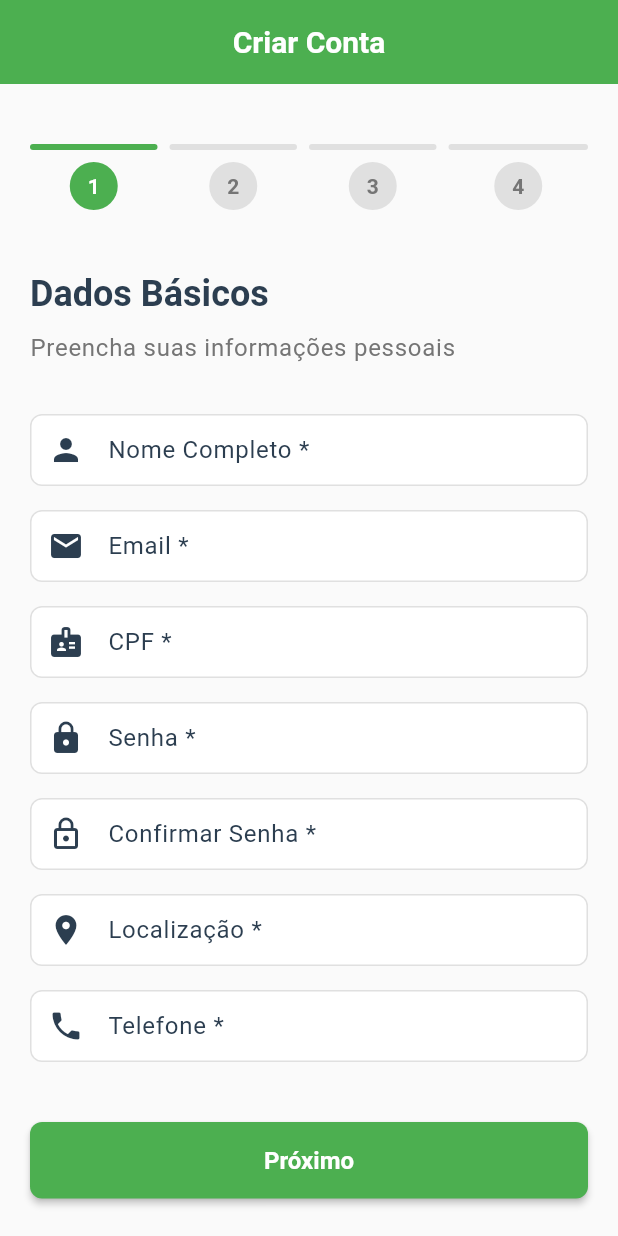
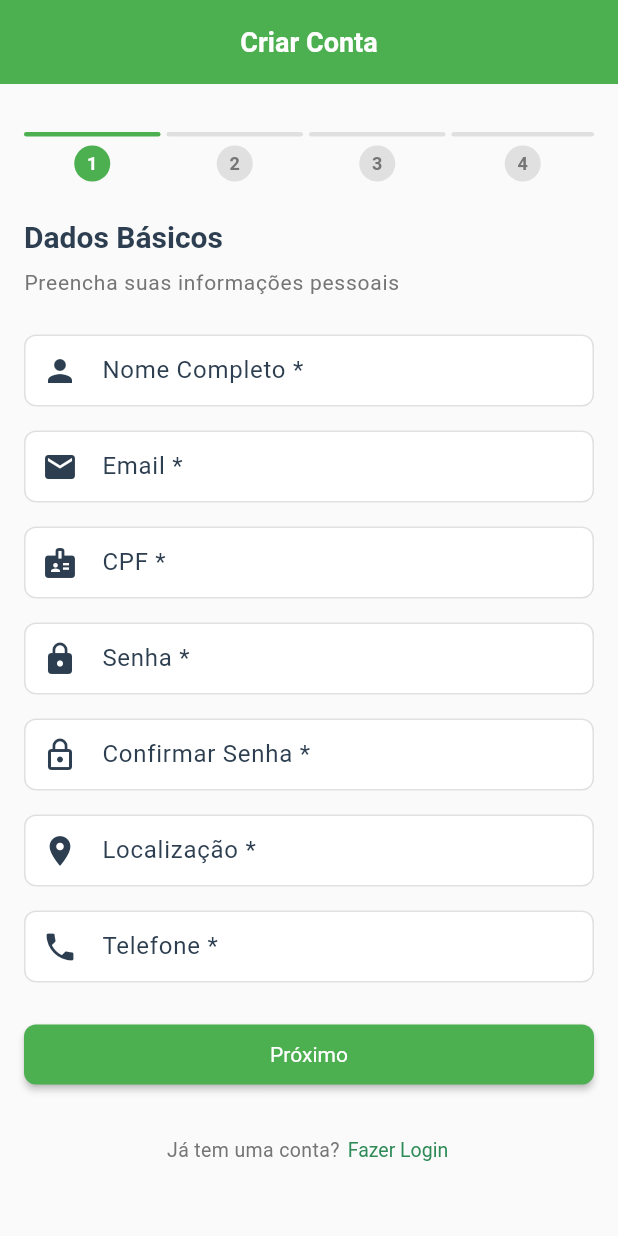
Before and after one commit to PedroVictorxD/petconect, a Flutter app: the screen it shows after launch, after a tap on "Acessar Sistema", after a tap on the "arrow back ios new" icon, after a tap on "Começar Agora", on a phone screen of 412 x 824 dp. Run offline on Flutter 3.47's test engine with Material 3 defaults, Android fonts, the phone set to English and light mode, and no system bars; our stand-ins replace go_router, responsive_framework, shared_preferences; accounts and stored records are empty; network calls fail.

Commit message:
Melhoria da responsividade: adaptações para telas pequenas em todas as páginas do app

```diff
--- a/lib/screens/auth/login_page.dart
+++ b/lib/screens/auth/login_page.dart
@@ -148,6 +148,7 @@ class _LoginPageState extends State<LoginPage>
   @override
   Widget build(BuildContext context) {
     final isDesktop = ResponsiveBreakpoints.of(context).largerThan(TABLET);
+    final isMobile = ResponsiveBreakpoints.of(context).isMobile;
     final screenSize = MediaQuery.of(context).size;
 
     return Scaffold(
@@ -168,13 +169,13 @@ class _LoginPageState extends State<LoginPage>
                 child: Center(
                   child: SingleChildScrollView(
                     padding: EdgeInsets.symmetric(
-                      horizontal: isDesktop ? 40 : 24,
-                      vertical: 20,
+                      horizontal: isMobile ? 16 : (isDesktop ? 40 : 24),
+                      vertical: isMobile ? 16 : 20,
                     ),
                     child: Container(
                       constraints: BoxConstraints(
                         maxWidth: isDesktop ? 500 : double.infinity,
-                        minHeight: screenSize.height * 0.7,
+                        minHeight: isMobile ? screenSize.height * 0.8 : screenSize.height * 0.7,
                       ),
                       child: Column(
                         mainAxisAlignment: MainAxisAlignment.center,
@@ -186,28 +187,28 @@ class _LoginPageState extends State<LoginPage>
                               opacity: _heroFadeAnimation,
                               child: ScaleTransition(
                                 scale: _heroScaleAnimation,
-                                child: _buildAnimatedHeader(context),
+                                child: _buildAnimatedHeader(context, isMobile),
                               ),
                             ),
                           ),
 
-                          SizedBox(height: isDesktop ? 50 : 40),
+                          SizedBox(height: isMobile ? 30 : (isDesktop ? 50 : 40)),
 
                           // Login form
                           SlideTransition(
                             position: _formSlideAnimation,
                             child: FadeTransition(
                               opacity: _formFadeAnimation,
-                              child: _buildCleanLoginForm(context, isDesktop),
+                              child: _buildCleanLoginForm(context, isDesktop, isMobile),
                             ),
                           ),
 
-                          const SizedBox(height: 24),
+                          SizedBox(height: isMobile ? 20 : 24),
 
                           // Navigation links
                           FadeTransition(
                             opacity: _formFadeAnimation,
-                            child: _buildNavigationLinks(context),
+                            child: _buildNavigationLinks(context, isMobile),
                           ),
                         ],
                       ),
@@ -218,9 +219,9 @@ class _LoginPageState extends State<LoginPage>
 
               // Back button
               Positioned(
-                top: MediaQuery.of(context).padding.top + 10,
-                left: 20,
-                child: _buildBackButton(context),
+                top: MediaQuery.of(context).padding.top + (isMobile ? 8 : 10),
+                left: isMobile ? 12 : 20,
+                child: _buildBackButton(context, isMobile),
               ),
             ],
           ),
@@ -270,11 +271,11 @@ class _LoginPageState extends State<LoginPage>
     );
   }
 
-  Widget _buildBackButton(BuildContext context) {
+  Widget _buildBackButton(BuildContext context, bool isMobile) {
     return Container(
       decoration: BoxDecoration(
         color: Colors.white,
-        borderRadius: BorderRadius.circular(12),
+        borderRadius: BorderRadius.circular(isMobile ? 8 : 12),
         border: Border.all(
           color: Colors.grey.withOpacity(0.2),
         ),
@@ -283,13 +284,13 @@ class _LoginPageState extends State<LoginPage>
         color: Colors.transparent,
         child: InkWell(
           onTap: () => context.go(Routes.landing),
-          borderRadius: BorderRadius.circular(12),
+          borderRadius: BorderRadius.circular(isMobile ? 8 : 12),
           child: Padding(
-            padding: const EdgeInsets.all(12),
+            padding: EdgeInsets.all(isMobile ? 8 : 12),
             child: Icon(
               Icons.arrow_back_ios_new,
               color: AppTheme.primaryColor,
-              size: 20,
+              size: isMobile ? 16 : 20,
             ),
           ),
         ),
@@ -297,12 +298,12 @@ class _LoginPageState extends State<LoginPage>
     );
   }
 
-  Widget _buildAnimatedHeader(BuildContext context) {
+  Widget _buildAnimatedHeader(BuildContext context, bool isMobile) {
     return Column(
       children: [
         // Logo simples sem sombras
         Container(
-          padding: const EdgeInsets.all(24),
+          padding: EdgeInsets.all(isMobile ? 16 : 24),
           decoration: BoxDecoration(
             gradient: LinearGradient(
               colors: [
@@ -314,12 +315,12 @@ class _LoginPageState extends State<LoginPage>
           ),
           child: Icon(
             Icons.pets,
-            size: 48,
+            size: isMobile ? 36 : 48,
             color: AppTheme.primaryColor,
           ),
         ),
 
-        const SizedBox(height: 32),
+        SizedBox(height: isMobile ? 20 : 32),
 
         // Title with gradient text
         ShaderMask(
@@ -334,15 +335,19 @@ class _LoginPageState extends State<LoginPage>
             style: Theme.of(context).textTheme.headlineMedium?.copyWith(
               color: Colors.white,
               fontWeight: FontWeight.bold,
+              fontSize: isMobile ? 24 : null,
             ),
           ),
         ),
 
-        const SizedBox(height: 12),
+        SizedBox(height: isMobile ? 8 : 12),
 
         // Welcome text
         Container(
-          padding: const EdgeInsets.symmetric(horizontal: 20, vertical: 10),
+          padding: EdgeInsets.symmetric(
+            horizontal: isMobile ? 16 : 20,
+            vertical: isMobile ? 8 : 10
+          ),
           decoration: BoxDecoration(
             color: Colors.white,
             borderRadius: BorderRadius.circular(25),
@@ -355,17 +360,19 @@ class _LoginPageState extends State<LoginPage>
             style: Theme.of(context).textTheme.titleMedium?.copyWith(
               color: AppTheme.primaryColor,
               fontWeight: FontWeight.w600,
+              fontSize: isMobile ? 14 : null,
             ),
           ),
         ),
 
-        const SizedBox(height: 8),
+        SizedBox(height: isMobile ? 6 : 8),
 
         Text(
           'Entre com suas credenciais para acessar sua conta',
           style: Theme.of(context).textTheme.bodyMedium?.copyWith(
             color: Colors.grey[600],
             height: 1.4,
+            fontSize: isMobile ? 13 : null,
           ),
           textAlign: TextAlign.center,
         ),
@@ -373,7 +380,7 @@ class _LoginPageState extends State<LoginPage>
     );
   }
 
-  Widget _buildCleanLoginForm(BuildContext context, bool isDesktop) {
+  Widget _buildCleanLoginForm(BuildContext context, bool isDesktop, bool isMobile) {
     return Container(
       decoration: BoxDecoration(
         borderRadius: BorderRadius.circular(28),
@@ -384,7 +391,7 @@ class _LoginPageState extends State<LoginPage>
         ),
       ),
       child: Padding(
-        padding: EdgeInsets.all(isDesktop ? 40 : 32),
+        padding: EdgeInsets.all(isMobile ? 16 : (isDesktop ? 40 : 32)),
         child: Form(
           key: _formKey,
           child: Column(
@@ -689,27 +696,29 @@ class _LoginPageState extends State<LoginPage>
     );
   }
 
-  Widget _buildNavigationLinks(BuildContext context) {
+  Widget _buildNavigationLinks(BuildContext context, bool isMobile) {
     return Column(
       children: [
         Row(
           mainAxisAlignment: MainAxisAlignment.center,
           children: [
-            Text(
-              'Não tem uma conta? ',
-              style: TextStyle(
-                color: Colors.grey[600],
-                fontSize: 15,
+            Flexible(
+              child: Text(
+                'Não tem uma conta? ',
+                style: TextStyle(
+                  color: Colors.grey[600],
+                  fontSize: isMobile ? 13 : 15,
+                ),
               ),
             ),
             TextButton(
               onPressed: () => context.go(Routes.register),
               style: TextButton.styleFrom(
                 foregroundColor: AppTheme.primaryColor,
-                padding: const EdgeInsets.symmetric(horizontal: 4),
-                textStyle: const TextStyle(
+                padding: EdgeInsets.symmetric(horizontal: isMobile ? 2 : 4),
+                textStyle: TextStyle(
                   fontWeight: FontWeight.w600,
-                  fontSize: 15,
+                  fontSize: isMobile ? 13 : 15,
                 ),
               ),
               child: const Text('Cadastre-se aqui'),
--- a/lib/screens/auth/register_page.dart
+++ b/lib/screens/auth/register_page.dart
@@ -1,6 +1,7 @@
 import 'package:flutter/material.dart';
 import 'package:go_router/go_router.dart';
 import 'package:provider/provider.dart';
+import 'package:responsive_framework/responsive_framework.dart';
 import '../../services/auth_service.dart';
 import '../../utils/constants.dart';
 import '../../widgets/custom_button.dart';
@@ -72,76 +73,97 @@ class _RegisterPageState extends State<RegisterPage> {
 
   @override
   Widget build(BuildContext context) {
+    final isMobile = ResponsiveBreakpoints.of(context).isMobile;
+    final isDesktop = ResponsiveBreakpoints.of(context).largerThan(TABLET);
+
     return Scaffold(
       backgroundColor: Colors.grey[50],
       appBar: AppBar(
-        title: const Text('Criar Conta'),
+        title: Text(
+          'Criar Conta',
+          style: TextStyle(fontSize: isMobile ? 18 : 20),
+        ),
         backgroundColor: Colors.green,
         foregroundColor: Colors.white,
         elevation: 0,
       ),
       body: SingleChildScrollView(
-        padding: const EdgeInsets.all(20),
+        padding: EdgeInsets.all(isMobile ? 16 : 20),
         child: Center(
           child: Container(
-            constraints: const BoxConstraints(maxWidth: 500),
+            constraints: BoxConstraints(
+              maxWidth: isDesktop ? 500 : double.infinity,
+            ),
             child: Form(
               key: _formKey,
               child: Column(
                 crossAxisAlignment: CrossAxisAlignment.start,
                 children: [
-                  const SizedBox(height: 20),
+                  SizedBox(height: isMobile ? 16 : 20),
 
                   // Progress indicator
-                  _buildProgressIndicator(),
+                  _buildProgressIndicator(isMobile),
 
-                  const SizedBox(height: 40),
+                  SizedBox(height: isMobile ? 24 : 40),
 
                   // Título
                   Text(
                     _steps[_currentStep]['title']!,
                     style: Theme.of(context).textTheme.headlineSmall?.copyWith(
                       fontWeight: FontWeight.bold,
+                      fontSize: isMobile ? 20 : null,
                     ),
                   ),
 
-                  const SizedBox(height: 8),
+                  SizedBox(height: isMobile ? 6 : 8),
 
                   Text(
                     _steps[_currentStep]['subtitle']!,
                     style: Theme.of(context).textTheme.bodyLarge?.copyWith(
                       color: Colors.grey[600],
+                      fontSize: isMobile ? 14 : null,
                     ),
                   ),
 
-                  const SizedBox(height: 32),
+                  SizedBox(height: isMobile ? 24 : 32),
 
                   // Content based on current step
                   _buildStepContent(),
 
-                  const SizedBox(height: 40),
+                  SizedBox(height: isMobile ? 24 : 40),
 
                   // Navigation buttons
-                  _buildNavigationButtons(),
+                  _buildNavigationButtons(isMobile),
 
-                  const SizedBox(height: 24),
+                  SizedBox(height: isMobile ? 16 : 24),
 
                   // Link para login
                   Row(
                     mainAxisAlignment: MainAxisAlignment.center,
                     children: [
-                      Text(
-                        'Já tem uma conta? ',
-                        style: TextStyle(color: Colors.grey[600]),
+                      Flexible(
+                        child: Text(
+                          'Já tem uma conta? ',
+                          style: TextStyle(
+                            color: Colors.grey[600],
+                            fontSize: isMobile ? 13 : null,
+                          ),
+                        ),
                       ),
                       TextButton(
                         onPressed: () => context.go('/login'),
+                        style: TextButton.styleFrom(
+                          padding: EdgeInsets.symmetric(horizontal: isMobile ? 2 : 4),
+                          textStyle: TextStyle(
+                            fontSize: isMobile ? 13 : null,
+                          ),
+                        ),
                         child: const Text('Fazer Login'),
                       ),
                     ],
                   ),
 
-                  const SizedBox(height: 20),
+                  SizedBox(height: isMobile ? 16 : 20),
                 ],
               ),
             ),
@@ -151,7 +173,7 @@ class _RegisterPageState extends State<RegisterPage> {
     );
   }
 
-  Widget _buildProgressIndicator() {
+  Widget _buildProgressIndicator(bool isMobile) {
     return Row(
       children: List.generate(_steps.length, (index) {
         final isCompleted = index < _currentStep;
@@ -159,32 +181,37 @@ class _RegisterPageState extends State<RegisterPage> {
 
         return Expanded(
           child: Container(
-            margin: EdgeInsets.only(right: index < _steps.length - 1 ? 8 : 0),
+            margin: EdgeInsets.only(right: index < _steps.length - 1 ? (isMobile ? 4 : 8) : 0),
             child: Column(
               children: [
                 Container(
-                  height: 4,
+                  height: isMobile ? 3 : 4,
                   decoration: BoxDecoration(
                     color: isCompleted || isCurrent ? Colors.green : Colors.grey[300],
                     borderRadius: BorderRadius.circular(2),
                   ),
                 ),
-                const SizedBox(height: 8),
+                SizedBox(height: isMobile ? 6 : 8),
                 Container(
-                  width: 32,
-                  height: 32,
+                  width: isMobile ? 24 : 32,
+                  height: isMobile ? 24 : 32,
                   decoration: BoxDecoration(
                     color: isCompleted ? Colors.green : (isCurrent ? Colors.green : Colors.grey[300]),
                     shape: BoxShape.circle,
                   ),
                   child: Center(
                     child: isCompleted
-                        ? const Icon(Icons.check, color: Colors.white, size: 20)
+                        ? Icon(
+                            Icons.check,
+                            color: Colors.white,
+                            size: isMobile ? 16 : 20
+                          )
                         : Text(
                             '${index + 1}',
                             style: TextStyle(
                               color: isCurrent ? Colors.white : Colors.grey[600],
                               fontWeight: FontWeight.bold,
+                              fontSize: isMobile ? 12 : null,
                             ),
                           ),
                   ),
@@ -609,29 +636,37 @@ class _RegisterPageState extends State<RegisterPage> {
     }
   }
 
-  Widget _buildNavigationButtons() {
-    return Row(
+  Widget _buildNavigationButtons(bool isMobile) {
+    return Column(
       children: [
-        if (_currentStep > 0)
-          Expanded(
+        if (_currentStep > 0) ...[
+          SizedBox(
+            width: double.infinity,
             child: OutlinedButton(
               onPressed: () {
                 setState(() {
                   _currentStep--;
                 });
               },
+              style: OutlinedButton.styleFrom(
+                padding: EdgeInsets.symmetric(vertical: isMobile ? 12 : 16),
+                textStyle: TextStyle(fontSize: isMobile ? 14 : 16),
+              ),
               child: const Text('Anterior'),
             ),
           ),
+          SizedBox(height: isMobile ? 12 : 16),
+        ],
 
-        if (_currentStep > 0) const SizedBox(width: 16),
-
-        Expanded(
+        SizedBox(
+          width: double.infinity,
           child: ElevatedButton(
             onPressed: _isLoading ? null : _handleNext,
             style: ElevatedButton.styleFrom(
               backgroundColor: Colors.green,
               foregroundColor: Colors.white,
+              padding: EdgeInsets.symmetric(vertical: isMobile ? 12 : 16),
+              textStyle: TextStyle(fontSize: isMobile ? 14 : 16),
             ),
             child: _isLoading
                 ? const SizedBox(
```
Also changed, not shown: lib/screens/admin/admin_homepage.dart (+34 -15 lines), lib/screens/lojista/lojista_homepage.dart (+29 -12 lines), lib/screens/veterinario/vet_homepage.dart (+31 -13 lines).
